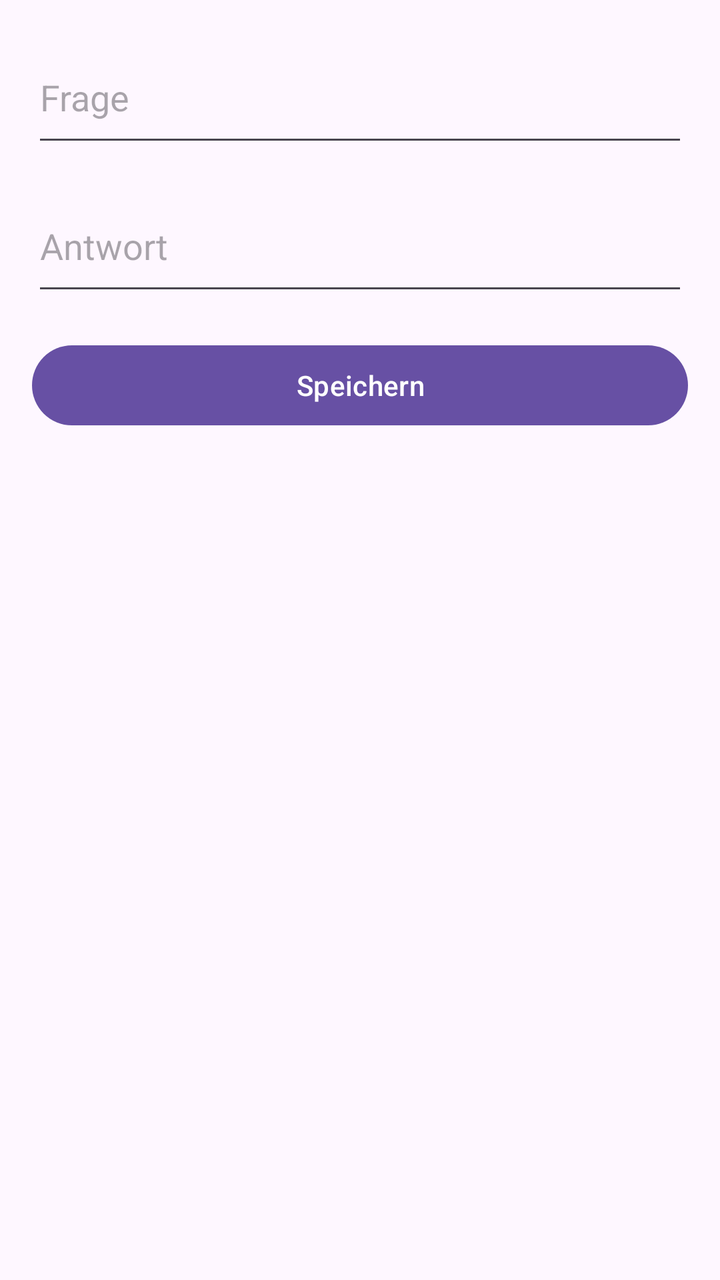
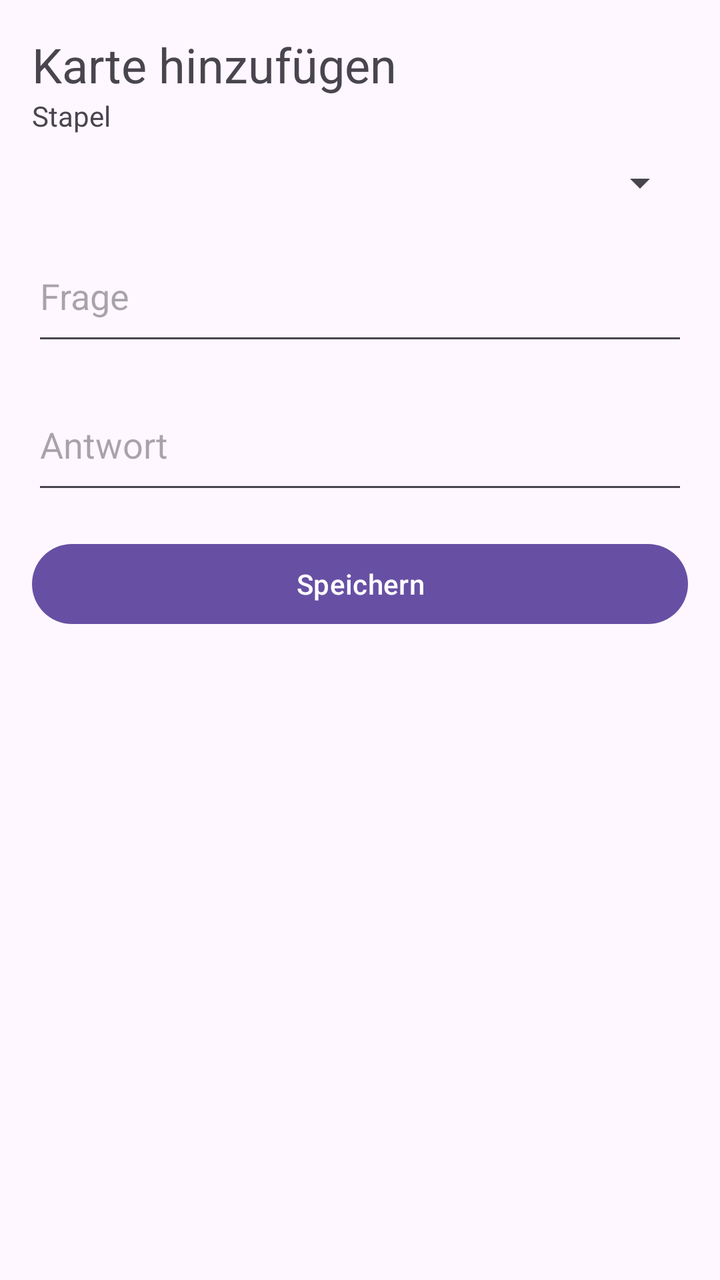

The first picture is an Android layout as it rendered before a commit; the second is the same layout after the commit. The layout source and the unified diff follow.
<!-- AndroidManifest.xml: application theme Theme.KarteiKing -->
<!-- res/layout/activity_karte_hinzufuegen.xml -->
<?xml version="1.0" encoding="utf-8"?>
<LinearLayout xmlns:android="http://schemas.android.com/apk/res/android"
    android:layout_width="match_parent"
    android:layout_height="match_parent"
    android:orientation="vertical"
    android:padding="16dp">

    <EditText
        android:id="@+id/editFrage"
        android:layout_width="match_parent"
        android:layout_height="wrap_content"
        android:hint="Frage"
        android:inputType="textMultiLine"
        android:minLines="2" />

    <EditText
        android:id="@+id/editAntwort"
        android:layout_width="match_parent"
        android:layout_height="wrap_content"
        android:layout_marginTop="12dp"
        android:hint="Antwort"
        android:inputType="textMultiLine"
        android:minLines="2" />

    <Button
        android:id="@+id/buttonSpeichern"
        android:layout_width="match_parent"
        android:layout_height="wrap_content"
        android:layout_marginTop="16dp"
        android:text="Speichern" />
</LinearLayout>
<!-- resources referenced by this layout -->
<resources>
  <style name="Theme.KarteiKing" parent="Base.Theme.KarteiKing" />
  <style name="Base.Theme.KarteiKing" parent="Theme.Material3.DayNight.NoActionBar">
          
          
      </style>
</resources>

<!-- the commit's change to res/layout/activity_karte_hinzufuegen.xml (unified diff, before → after) -->
@@ -1,31 +1,55 @@
 <?xml version="1.0" encoding="utf-8"?>
-<LinearLayout xmlns:android="http://schemas.android.com/apk/res/android"
+<ScrollView xmlns:android="http://schemas.android.com/apk/res/android"
     android:layout_width="match_parent"
     android:layout_height="match_parent"
-    android:orientation="vertical"
-    android:padding="16dp">
+    android:fillViewport="true">
 
-    <EditText
-        android:id="@+id/editFrage"
+    <LinearLayout
         android:layout_width="match_parent"
         android:layout_height="wrap_content"
-        android:hint="Frage"
-        android:inputType="textMultiLine"
-        android:minLines="2" />
+        android:orientation="vertical"
+        android:padding="16dp">
 
-    <EditText
-        android:id="@+id/editAntwort"
-        android:layout_width="match_parent"
-        android:layout_height="wrap_content"
-        android:layout_marginTop="12dp"
-        android:hint="Antwort"
-        android:inputType="textMultiLine"
-        android:minLines="2" />
+        <TextView
+            android:id="@+id/textFormTitel"
+            android:layout_width="match_parent"
+            android:layout_height="wrap_content"
+            android:text="Karte hinzufügen"
+            android:textSize="24sp" />
 
-    <Button
-        android:id="@+id/buttonSpeichern"
-        android:layout_width="match_parent"
-        android:layout_height="wrap_content"
-        android:layout_marginTop="16dp"
-        android:text="Speichern" />
-</LinearLayout>
+        <TextView
+            android:layout_width="match_parent"
+            android:layout_height="wrap_content"
+            android:text="Stapel"
+            android:labelFor="@id/spinnerStapel" />
+
+        <Spinner
+            android:id="@+id/spinnerStapel"
+            android:layout_width="match_parent"
+            android:layout_height="48dp" />
+
+        <EditText
+            android:id="@+id/editFrage"
+            android:layout_width="match_parent"
+            android:layout_height="wrap_content"
+            android:hint="Frage"
+            android:inputType="textMultiLine"
+            android:minLines="2" />
+
+        <EditText
+            android:id="@+id/editAntwort"
+            android:layout_width="match_parent"
+            android:layout_height="wrap_content"
+            android:layout_marginTop="12dp"
+            android:hint="Antwort"
+            android:inputType="textMultiLine"
+            android:minLines="2" />
+
+        <Button
+            android:id="@+id/buttonSpeichern"
+            android:layout_width="match_parent"
+            android:layout_height="wrap_content"
+            android:layout_marginTop="16dp"
+            android:text="Speichern" />
+    </LinearLayout>
+</ScrollView>
